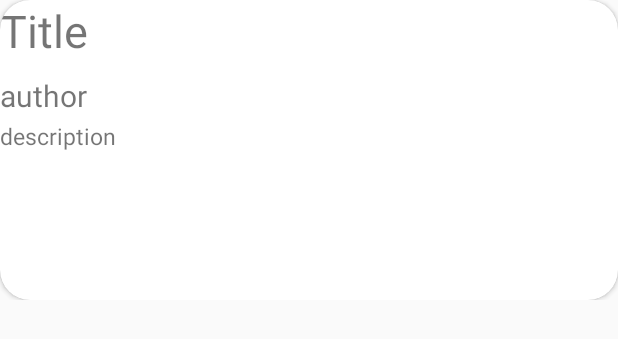
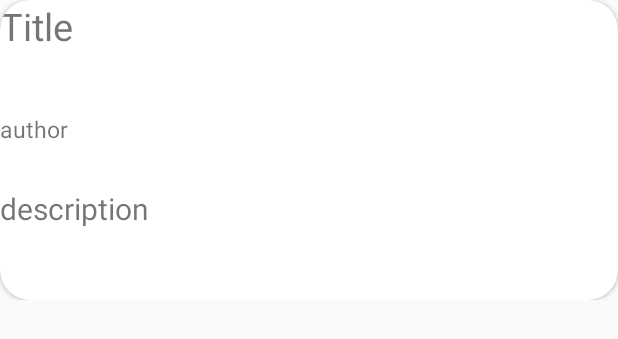
Before and after one commit to rusili56/NowFeedUpdate, an Android app: the layout best_seller_card.xml on its own in the app's theme, with its tools: preview values and no code run, on a phone screen of 412 x 824 dp. Shown: the top 339 px of the screen. Run offline under Robolectric (Android 15) with nearby library versions, the phone set to English and light mode, and no system bars.

Commit message:
push to merge

```diff
--- a/app/src/main/java/com/example/nowfeed/MainActivity.java
+++ b/app/src/main/java/com/example/nowfeed/MainActivity.java
@@ -10,6 +10,8 @@ import android.support.v7.widget.RecyclerView;
 import android.util.Log;
 import android.view.View;
 
+import com.example.nowfeed.RecyclerView.CardAdapter;
+import com.example.nowfeed.RecyclerView.InstagramFragment;
 import com.example.nowfeed.model.BestSellersPOJO;
 import com.example.nowfeed.model.InstagramMediaPOJO;
 import com.example.nowfeed.model.TopStoriesPOJO;
@@ -55,7 +57,7 @@ public class MainActivity extends AppCompatActivity {
             public void run() {
                 initializeRecView();
             }
-        }, 5000);
+        }, 4000);
     }
 
     public void InstagramAPI() {
@@ -171,4 +173,5 @@ public class MainActivity extends AppCompatActivity {
         FragmentTransaction ft = fm.beginTransaction();
         ft.remove(CardAdapter.getInstaFrag()).commit();
     }
+
 }
--- a/app/src/main/java/com/example/nowfeed/InstagramCardViewHolder.java
+++ b/app/src/main/java/com/example/nowfeed/RecyclerView/InstagramCardViewHolder.java
@@ -1,4 +1,4 @@
-package com.example.nowfeed;
+package com.example.nowfeed.RecyclerView;
 
 import android.app.Activity;
 import android.app.FragmentManager;
@@ -9,6 +9,7 @@ import android.view.View;
 import android.view.ViewGroup;
 import android.widget.ImageView;
 
+import com.example.nowfeed.R;
 import com.example.nowfeed.model.InstagramMediaPOJO;
 import com.squareup.picasso.Picasso;
 
--- a/app/src/main/java/com/example/nowfeed/InstagramFragment.java
+++ b/app/src/main/java/com/example/nowfeed/RecyclerView/InstagramFragment.java
@@ -1,4 +1,4 @@
-package com.example.nowfeed;
+package com.example.nowfeed.RecyclerView;
 
 import android.app.Fragment;
 import android.os.Bundle;
@@ -8,6 +8,7 @@ import android.view.View;
 import android.view.ViewGroup;
 import android.widget.ImageView;
 
+import com.example.nowfeed.R;
 import com.squareup.picasso.Picasso;
 
 /**
--- a/app/src/main/java/com/example/nowfeed/NotesCardViewHolder.java
+++ b/app/src/main/java/com/example/nowfeed/RecyclerView/NotesCardViewHolder.java
@@ -1,10 +1,12 @@
-package com.example.nowfeed;
+package com.example.nowfeed.RecyclerView;
 
 import android.support.v7.widget.RecyclerView;
 import android.view.LayoutInflater;
 import android.view.View;
 import android.view.ViewGroup;
 import android.widget.TextView;
+
+import com.example.nowfeed.R;
 
 /**
  * Created by Millochka on 10/31/16.
--- a/app/src/main/java/com/example/nowfeed/TopStoriesViewHolder.java
+++ b/app/src/main/java/com/example/nowfeed/RecyclerView/TopStoriesViewHolder.java
@@ -1,4 +1,4 @@
-package com.example.nowfeed;
+package com.example.nowfeed.RecyclerView;
 
 import android.support.v7.widget.RecyclerView;
 import android.util.Log;
@@ -8,6 +8,7 @@ import android.view.ViewGroup;
 import android.widget.ImageView;
 import android.widget.TextView;
 
+import com.example.nowfeed.R;
 import com.example.nowfeed.model.TopStoriesPOJO;
 import com.squareup.picasso.Picasso;
 
@@ -37,7 +38,7 @@ public class TopStoriesViewHolder extends RecyclerView.ViewHolder {
         tvTitle = (TextView) mView.findViewById(R.id.idtopviewedtitle);
 
         tvTitle.setText(tsPOJO.getResults().get(0).getTitle());
-        String url = tsPOJO.getResults().get(0).getMultimedia().get(0).getUrl();
+        String url = tsPOJO.getResults().get(0).getMultimedia().get(3).getUrl();
         Log.d("Top Stories URL", url);
         Picasso.with(mView.getContext()).load(url).resize(400, 200).centerCrop().into(ivThumbnail);
     }
--- a/app/src/main/java/com/example/nowfeed/WeatherCardViewHolder.java
+++ b/app/src/main/java/com/example/nowfeed/RecyclerView/WeatherCardViewHolder.java
@@ -1,4 +1,4 @@
-package com.example.nowfeed;
+package com.example.nowfeed.RecyclerView;
 
 import android.support.v7.widget.RecyclerView;
 import android.view.LayoutInflater;
@@ -7,6 +7,7 @@ import android.view.ViewGroup;
 import android.widget.ImageView;
 import android.widget.TextView;
 
+import com.example.nowfeed.R;
 import com.example.nowfeed.model.Weather;
 import com.example.nowfeed.model.WeatherRespond;
 import com.squareup.picasso.Picasso;
--- a/app/src/main/res/layout/best_seller_card.xml
+++ b/app/src/main/res/layout/best_seller_card.xml
@@ -28,23 +28,23 @@
                 <TextView
                     android:id="@+id/idTitle"
                     android:layout_width="match_parent"
-                    android:layout_height="50dp"
+                    android:layout_height="75dp"
                     android:text="Title"
-                    android:textSize="30sp"
+                    android:textSize="25sp"
                     />
                 <TextView
                     android:id="@+id/idAuthor"
                     android:layout_width="match_parent"
-                    android:layout_height="30dp"
+                    android:layout_height="50dp"
                     android:text="author"
-                    android:textSize="20sp"
+                    android:textSize="15sp"
                     />
                 <TextView
                     android:id="@+id/idDescription"
                     android:layout_width="match_parent"
                     android:layout_height="match_parent"
                     android:text="description"
-                    android:textSize="15sp"
+                    android:textSize="20sp"
                     />
             </LinearLayout>
         </LinearLayout>
--- a/app/src/main/res/layout/instagram_frag.xml
+++ b/app/src/main/res/layout/instagram_frag.xml
@@ -1,5 +1,6 @@
 <?xml version="1.0" encoding="utf-8"?>
 <LinearLayout
+    android:id="@+id/idlinearlayout"
     xmlns:android="http://schemas.android.com/apk/res/android"
     android:orientation="vertical"
     android:layout_width="match_parent"
```
Also changed, not shown: app/src/main/java/com/example/nowfeed/RecyclerView/BestSellersViewHolder.java (renamed from app/src/main/java/com/example/nowfeed/BestSellersViewHolder.java, +5 -4 lines), app/src/main/java/com/example/nowfeed/RecyclerView/CardAdapter.java (renamed from app/src/main/java/com/example/nowfeed/CardAdapter.java, +8 -1 lines).
